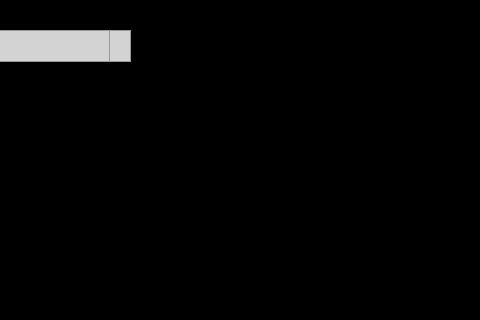
First picture: the form in UI/src/mainwindow/mainwindow.ui, repository EvolutionSimulator/EvolutionSimulator, before the edit; both pictures show x 520 to 1000 and y 0 to 320 of the 1083 by 417 pixel window.
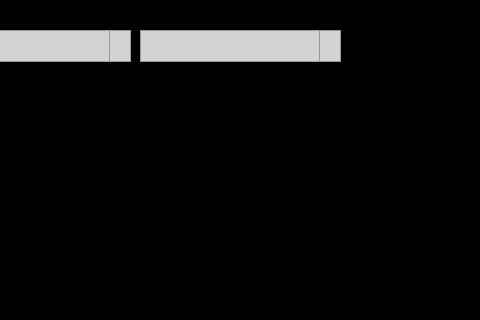
Second picture: the form after the edit. Icons and pictures are not drawn. Custom widgets are drawn as their Qt base class.

Commit message:
Added dropdown for save/load
Please link functionality. Can be found in mainwindow.cpp.

```diff
--- a/UI/src/mainwindow/mainwindow.ui
+++ b/UI/src/mainwindow/mainwindow.ui
@@ -1058,6 +1058,40 @@
                      }</string>
     </property>
    </widget>
+   <widget class="QComboBox" name="saveLoadMenu">
+    <property name="geometry">
+     <rect>
+      <x>660</x>
+      <y>30</y>
+      <width>201</width>
+      <height>32</height>
+     </rect>
+    </property>
+    <property name="styleSheet">
+     <string notr="true">QComboBox {
+                         border: 1px solid #999999; /* Border color */
+                         border-radius: 0px; /* Rounded corners */
+                         padding: 1px 18px 1px 3px; /* Adjust padding as needed*/
+                         background-color: lightgray; /* Background color */
+                     }
+
+                     QComboBox::drop-down {
+                         subcontrol-origin: padding;
+                         subcontrol-position: right;
+                         width: 20px; /* Adjust the width of the drop-down indicator */
+                         border-left: 1px solid #999999; /* Border color of the drop-down indicator */
+                         right: 0; /* Align to the far right */
+                     }
+
+                     QComboBox::down-arrow {
+                         subcontrol-origin: margin;
+                        subcontrol-position: center;
+                        width: 20px; /* Width of the down arrow icon */
+                        height: 20px; /* Height of the down arrow icon */
+                         image: url(:/Resources/down.png);
+                     }</string>
+    </property>
+   </widget>
    <zorder>canvas</zorder>
    <zorder>frame</zorder>
    <zorder>runButton</zorder>
```
Left out of the diff: 1 changed line with no effect on the pictures. The commit also changes 3 other files.
